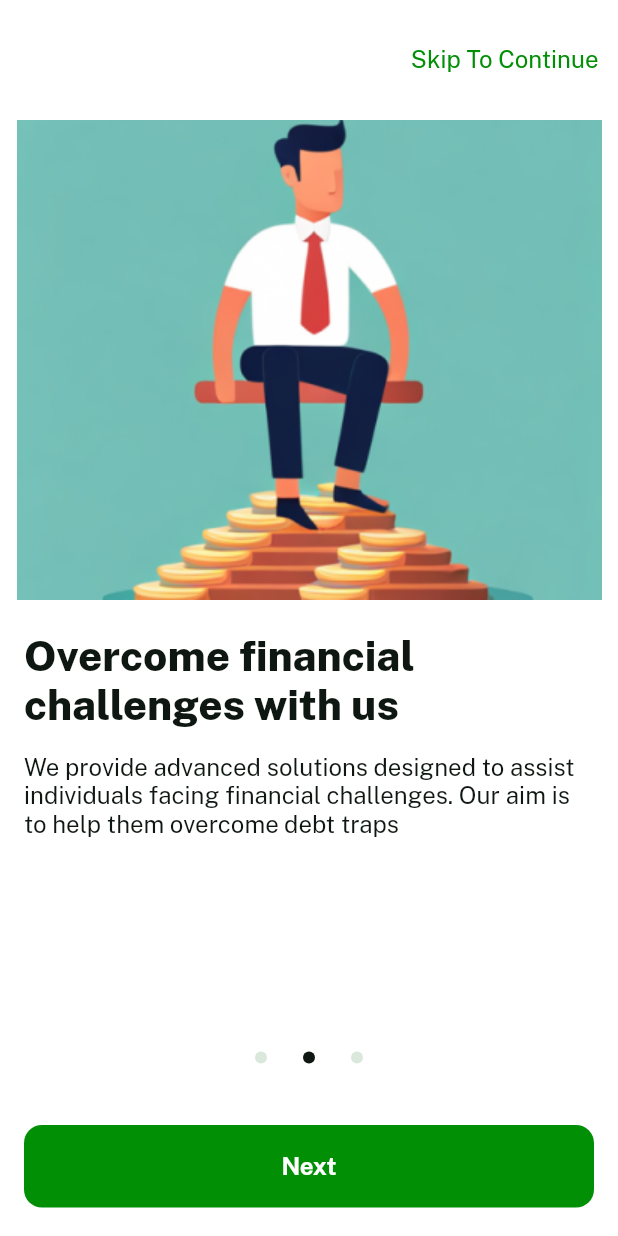
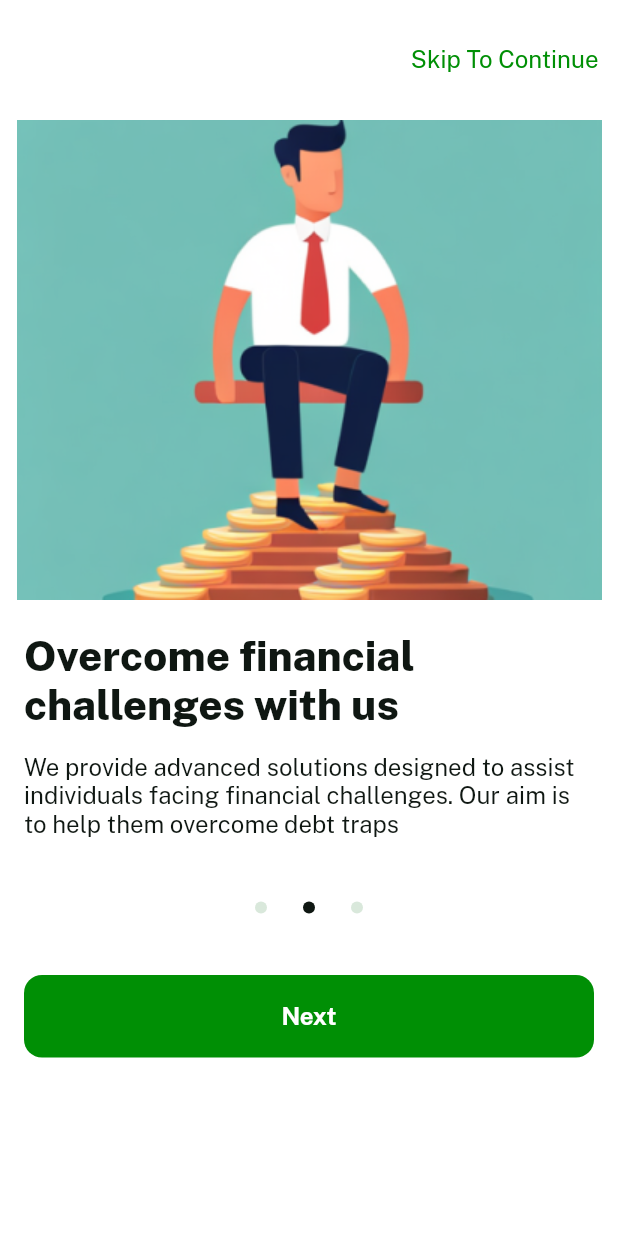
Before and after one commit to Anuj-Rai12/settle_loan, a Flutter app: the AppGoToScreen screen opened by its route, swiped to page 2, on a phone screen of 412 x 824 dp. Run offline on Flutter 3.47's test engine with Material 2 defaults, Android fonts, the phone set to English and light mode, and no system bars; our stand-ins replace flutter_bloc, percent_indicator, shared_preferences; missing offline and left inert: sealed_flutter_bloc; accounts and stored records are empty.

Commit message:
Resolve the AppGoToScreen status:Successfully

```diff
--- a/lib/presentaion/ui/AppGoToScreen.dart
+++ b/lib/presentaion/ui/AppGoToScreen.dart
@@ -58,7 +58,7 @@ class _AppGoToScreenState extends State<AppGoToScreen> {
                       ),
                     ),
                     SizedBox(
-                      height: 600,
+                      height: 500,
                       child: PageView.builder(
                         itemBuilder: (context, index) {
                           debugLogs("current index $index");
```
